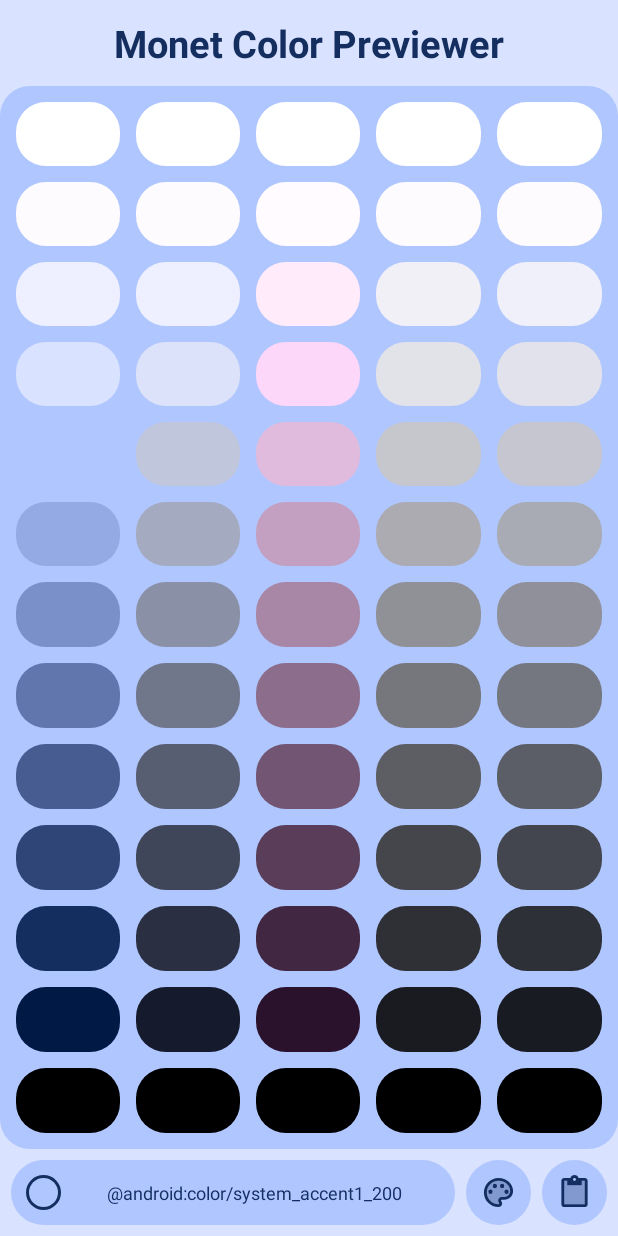
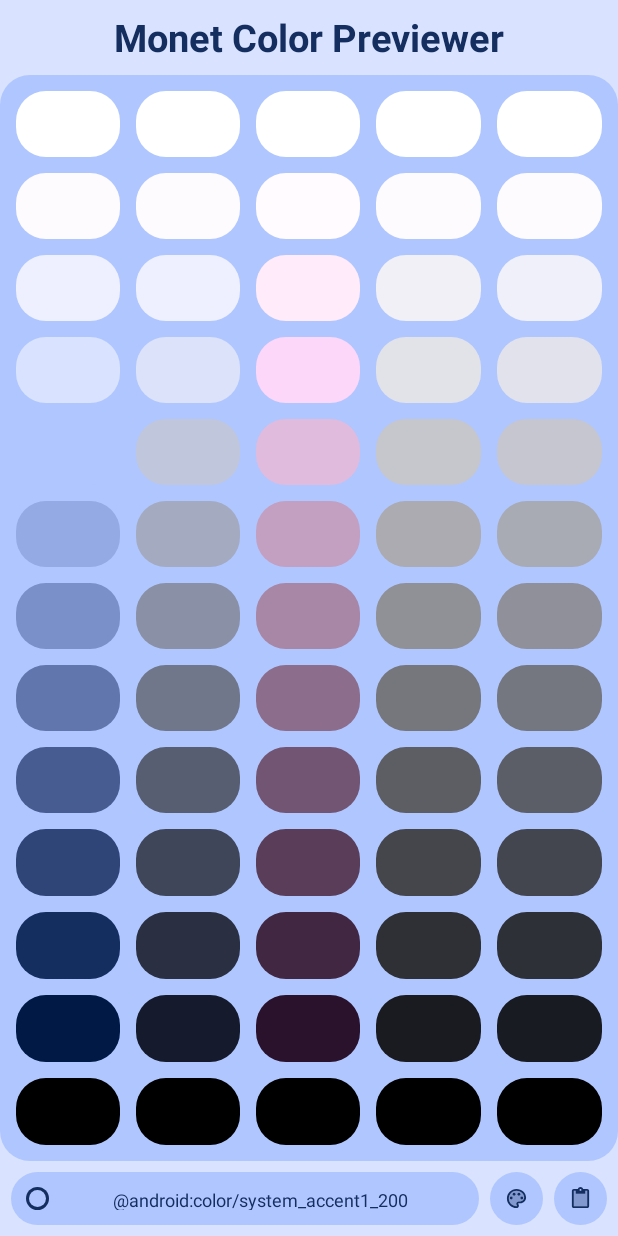
Before and after one commit to Smooth-E/monet-color-previewer, an Android app: the screen it shows after launch (MainActivity), on a phone screen of 412 x 824 dp. Run offline under Robolectric (Android 15) with nearby library versions, the phone set to English and light mode, and no system bars; plain views replace MaskableFrameLayout.

Commit message:
Added JetbrainsMono font for previews

```diff
--- a/app/src/main/java/com/smoothie/monetcolors/CopyEntryView.java
+++ b/app/src/main/java/com/smoothie/monetcolors/CopyEntryView.java
@@ -39,7 +39,7 @@ public class CopyEntryView extends LinearLayout {
         StringBuilder stringBuilder = new StringBuilder(fileStart);
         for (MainActivity.Entry entry : MainActivity.getColors()) {
             stringBuilder.append(entryStart)
-                    .append(entry.getName())
+                    .append(entry.getShortName())
                     .append(entryMiddle)
                     .append(entry.getHEX(context))
                     .append(entryEnd);
--- a/app/src/main/java/com/smoothie/monetcolors/MainActivity.java
+++ b/app/src/main/java/com/smoothie/monetcolors/MainActivity.java
@@ -43,7 +43,7 @@ public class MainActivity extends AppCompatActivity {
         public Entry (int id, String name) {
             this.color = id;
             this.name = name;
-            this.shortName = name.substring("@android:color/system_".length() - 1);
+            this.shortName = name.substring("@android:color/system_".length());
         }
     }
 
--- a/app/src/main/res/layout/activity_main.xml
+++ b/app/src/main/res/layout/activity_main.xml
@@ -1,5 +1,5 @@
 <?xml version="1.0" encoding="utf-8"?>
-<LinearLayout
+<RelativeLayout
     android:layout_width="match_parent"
     android:layout_height="match_parent"
     xmlns:android="http://schemas.android.com/apk/res/android"
@@ -10,9 +10,10 @@
     android:orientation="vertical">
 
     <TextView
+        android:layout_alignParentTop="true"
+        android:id="@+id/text_view_header"
         android:layout_width="match_parent"
-        android:layout_height="0dp"
-        android:layout_weight="7"
+        android:layout_height="50dp"
         android:text="@string/app_name_full"
         android:textColor="?attr/colorOnSecondary"
         android:gravity="center"
@@ -20,9 +21,10 @@
         android:textStyle="bold"/>
 
     <com.christophesmet.android.views.maskableframelayout.MaskableFrameLayout
+        android:layout_above="@id/bottom_bar"
+        android:layout_below="@id/text_view_header"
         android:layout_width="match_parent"
-        android:layout_height="0dp"
-        android:layout_weight="86"
+        android:layout_height="match_parent"
         android:background="@drawable/shape_button"
         android:backgroundTint="?attr/colorSecondary"
         app:porterduffxfermode="DST_IN"
@@ -39,12 +41,13 @@
     </com.christophesmet.android.views.maskableframelayout.MaskableFrameLayout>
 
     <RelativeLayout
+        android:id="@+id/bottom_bar"
         android:layout_width="match_parent"
-        android:layout_height="0dp"
-        android:layout_weight="7"
+        android:layout_height="50dp"
         android:orientation="horizontal"
         android:gravity="right"
-        android:padding="7dp">
+        android:padding="7dp"
+        android:layout_alignParentBottom="true">
 
         <FrameLayout
             android:layout_alignParentRight="true"
@@ -153,4 +156,4 @@
 
     </RelativeLayout>
 
-</LinearLayout>
+</RelativeLayout>
--- a/app/src/main/res/layout/dialog_copy_preview.xml
+++ b/app/src/main/res/layout/dialog_copy_preview.xml
@@ -34,7 +34,8 @@
             android:padding="15dp"
             android:text="someTemplate {\n   some text\n   some more text\n}"
             android:textColor="?attr/colorSecondary"
-            android:textSize="17sp" />
+            android:textSize="17sp"
+            android:fontFamily="@font/jetbrains_mono_regular"/>
 
         <FrameLayout
             android:layout_width="match_parent"
--- a/app/src/main/res/values/colors.xml
+++ b/app/src/main/res/values/colors.xml
@@ -1,68 +1,68 @@
 <?xml version="1.0" encoding="utf-8"?>
 <resources>
     <color name="accent1_0"> #FFFFFF </color>
-    <color name="accent1_10"> #FEFBFF </color>
-    <color name="accent1_50"> #F7EAFF </color>
-    <color name="accent1_100"> #EFD4FF </color>
-    <color name="accent1_200"> #E0A7FF </color>
-    <color name="accent1_300"> #D170FF </color>
-    <color name="accent1_400"> #C200FC </color>
-    <color name="accent1_500"> #9F00CF </color>
-    <color name="accent1_600"> #8000A7 </color>
-    <color name="accent1_700"> #610080 </color>
-    <color name="accent1_800"> #44005A </color>
-    <color name="accent1_900"> #290037 </color>
+    <color name="accent1_10"> #F9FCFF </color>
+    <color name="accent1_50"> #E0F3FF </color>
+    <color name="accent1_100"> #C1E8FF </color>
+    <color name="accent1_200"> #76D1FF </color>
+    <color name="accent1_300"> #4BB6E8 </color>
+    <color name="accent1_400"> #219BCC </color>
+    <color name="accent1_500"> #007FAC </color>
+    <color name="accent1_600"> #00668B </color>
+    <color name="accent1_700"> #004C69 </color>
+    <color name="accent1_800"> #003549 </color>
+    <color name="accent1_900"> #001E2C </color>
     <color name="accent1_1000"> #000000 </color>
     <color name="accent2_0"> #FFFFFF </color>
-    <color name="accent2_10"> #FEFBFF </color>
-    <color name="accent2_50"> #F7EAFF </color>
-    <color name="accent2_100"> #EFD4FF </color>
-    <color name="accent2_200"> #E0A7FF </color>
-    <color name="accent2_300"> #D170FF </color>
-    <color name="accent2_400"> #C200FC </color>
-    <color name="accent2_500"> #9F00CF </color>
-    <color name="accent2_600"> #8000A7 </color>
-    <color name="accent2_700"> #610080 </color>
-    <color name="accent2_800"> #44005A </color>
-    <color name="accent2_900"> #290037 </color>
+    <color name="accent2_10"> #F9FCFF </color>
+    <color name="accent2_50"> #E0F3FF </color>
+    <color name="accent2_100"> #D1E5F4 </color>
+    <color name="accent2_200"> #B5CAD7 </color>
+    <color name="accent2_300"> #9AAEBB </color>
+    <color name="accent2_400"> #8094A0 </color>
+    <color name="accent2_500"> #657985 </color>
+    <color name="accent2_600"> #4E616C </color>
+    <color name="accent2_700"> #374955 </color>
+    <color name="accent2_800"> #20333D </color>
+    <color name="accent2_900"> #091E28 </color>
     <color name="accent2_1000"> #000000 </color>
     <color name="accent3_0"> #FFFFFF </color>
-    <color name="accent3_10"> #FFFBFC </color>
-    <color name="accent3_50"> #FFEBF1 </color>
-    <color name="accent3_100"> #FFD6E3 </color>
-    <color name="accent3_200"> #FFAAC9 </color>
-    <color name="accent3_300"> #FF76AF </color>
-    <color name="accent3_400"> #FF1596 </color>
-    <color name="accent3_500"> #D4007A </color>
-    <color name="accent3_600"> #AB0062 </color>
-    <color name="accent3_700"> #83004A </color>
-    <color name="accent3_800"> #5D0032 </color>
-    <color name="accent3_900"> #39001D </color>
+    <color name="accent3_10"> #FFFBFF </color>
+    <color name="accent3_50"> #F5EEFF </color>
+    <color name="accent3_100"> #E6DEFF </color>
+    <color name="accent3_200"> #CAC1EA </color>
+    <color name="accent3_300"> #AEA6CE </color>
+    <color name="accent3_400"> #938CB1 </color>
+    <color name="accent3_500"> #787296 </color>
+    <color name="accent3_600"> #605A7C </color>
+    <color name="accent3_700"> #484264 </color>
+    <color name="accent3_800"> #322C4C </color>
+    <color name="accent3_900"> #1D1736 </color>
     <color name="accent3_1000"> #000000 </color>
     <color name="neutral1_0"> #FFFFFF </color>
-    <color name="neutral1_10"> #FEFBFF </color>
-    <color name="neutral1_50"> #F7EAFF </color>
-    <color name="neutral1_100"> #EFD4FF </color>
-    <color name="neutral1_200"> #D6B5E9 </color>
-    <color name="neutral1_300"> #BA9ACC </color>
-    <color name="neutral1_400"> #9F80B0 </color>
-    <color name="neutral1_500"> #846694 </color>
-    <color name="neutral1_600"> #6B4E7C </color>
-    <color name="neutral1_700"> #543563 </color>
-    <color name="neutral1_800"> #3D1C4C </color>
-    <color name="neutral1_900"> #290037 </color>
+    <color name="neutral1_10"> #FCFCFF </color>
+    <color name="neutral1_50"> #F0F0F3 </color>
+    <color name="neutral1_100"> #E1E3E5 </color>
+    <color name="neutral1_200"> #C5C7C9 </color>
+    <color name="neutral1_300"> #AAABAE </color>
+    <color name="neutral1_400"> #8F9193 </color>
+    <color name="neutral1_500"> #747679 </color>
+    <color name="neutral1_600"> #5C5F61 </color>
+    <color name="neutral1_700"> #454749 </color>
+    <color name="neutral1_800"> #2E3133 </color>
+    <color name="neutral1_900"> #191C1E </color>
     <color name="neutral1_1000"> #000000 </color>
     <color name="neutral2_0"> #FFFFFF </color>
-    <color name="neutral2_10"> #FEFBFF </color>
-    <color name="neutral2_50"> #F7EAFF </color>
-    <color name="neutral2_100"> #EFD4FF </color>
-    <color name="neutral2_200"> #E0A7FF </color>
-    <color name="neutral2_300"> #C786E9 </color>
-    <color name="neutral2_400"> #AB6BCB </color>
-    <color name="neutral2_500"> #8F50AE </color>
-    <color name="neutral2_600"> #773594 </color>
-    <color name="neutral2_700"> #5F147B </color>
-    <color name="neutral2_800"> #44005A </color>
-    <color name="neutral2_900"> #290037 </color>
+    <color name="neutral2_10"> #F9FCFF </color>
+    <color name="neutral2_50"> #EBF1F8 </color>
+    <color name="neutral2_100"> #DCE3E9 </color>
+    <color name="neutral2_200"> #C0C7CD </color>
+    <color name="neutral2_300"> #A5ACB2 </color>
+    <color name="neutral2_400"> #8A9297 </color>
+    <color name="neutral2_500"> #70777C </color>
+    <color name="neutral2_600"> #585F65 </color>
+    <color name="neutral2_700"> #40484D </color>
+    <color name="neutral2_800"> #2A3136 </color>
+    <color name="neutral2_900"> #161C20 </color>
     <color name="neutral2_1000"> #000000 </color>
 </resources>
--- a/app/src/main/res/values/strings.xml
+++ b/app/src/main/res/values/strings.xml
@@ -12,7 +12,7 @@
     <string name="copy_xml_entry_start">\ \ \ &lt;color name=\"</string>
     <string name="copy_xml_entry_middle">\"&gt;\ </string>
     <string name="copy_xml_entry_end">\ &lt;/color&gt;\n</string>
-    <string name="copY_xml_file_end">&lt;resources&gt;\n</string>
+    <string name="copY_xml_file_end">&lt;/resources&gt;\n</string>
 
     <string name="action_copy_java">Copy as Java Array</string>
 
```
Also changed, not shown: app/src/main/res/font/jetbrains_mono_regular.ttf (added).
